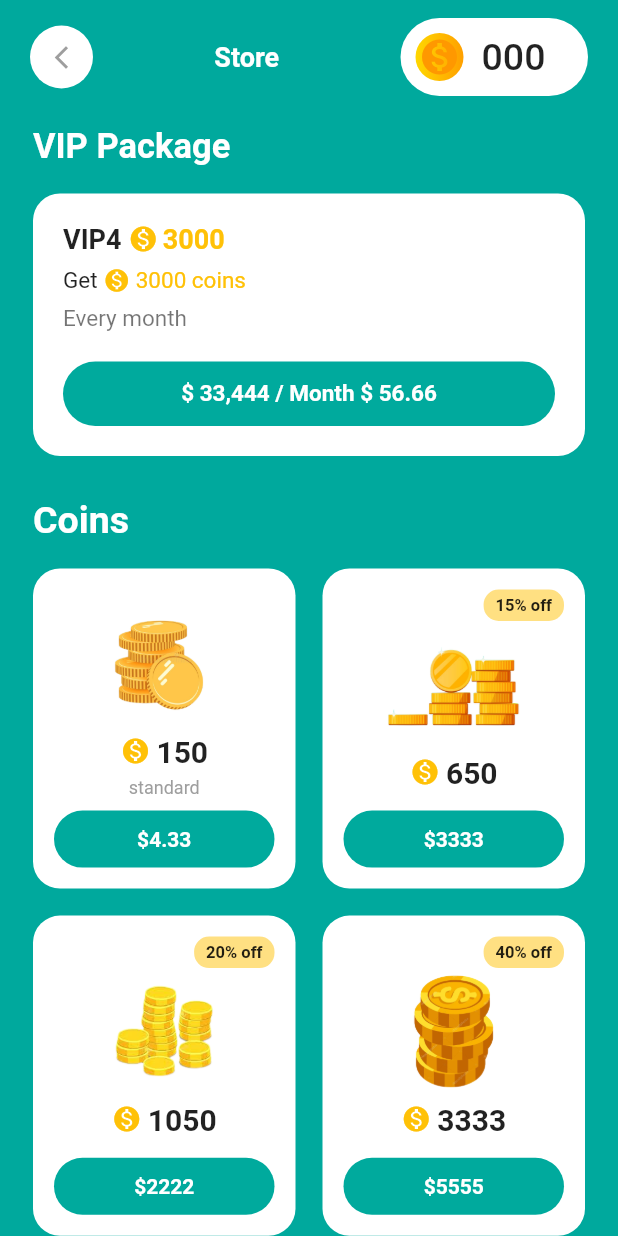
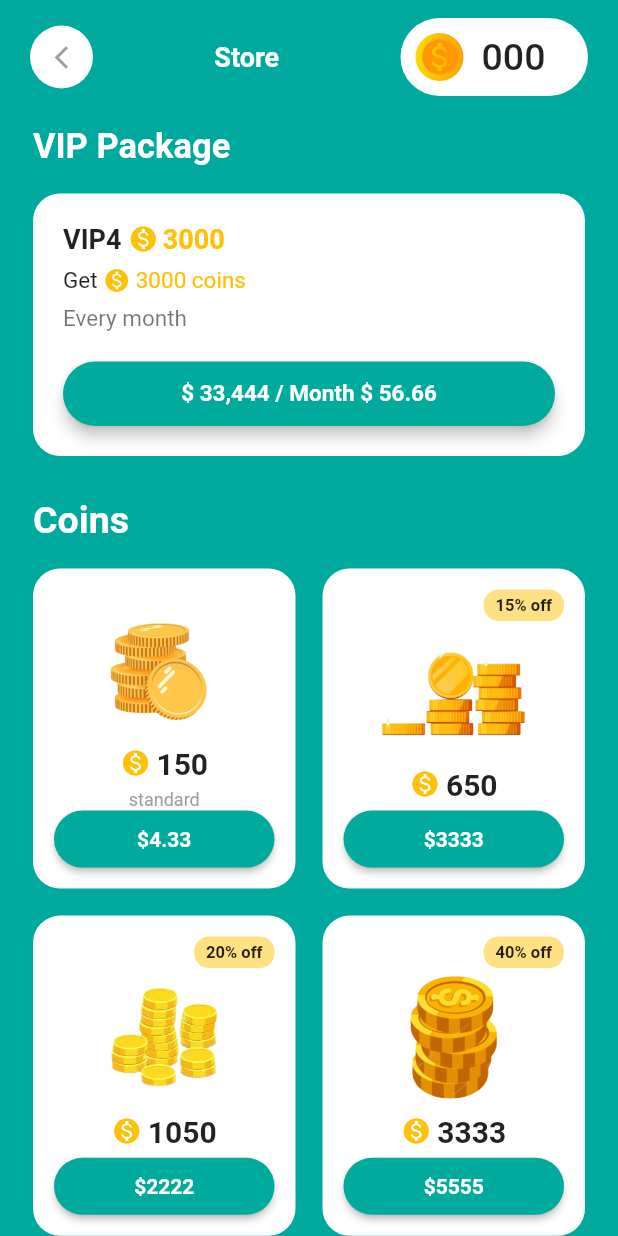
Before and after one commit to sanjaycp450-boop/FLUTTER-APPLICATION11, a Flutter app: the Sentgift screen opened directly, on a phone screen of 412 x 824 dp. Run offline on Flutter 3.47's test engine with Material 3 defaults, Android fonts, the phone set to English and light mode, and no system bars; our stand-ins replace flutter_slidable.

Commit message:
change in sent_gift page

```diff
--- a/lib/sent_gift.dart
+++ b/lib/sent_gift.dart
@@ -247,15 +247,21 @@
 
                           SizedBox(height: 20),
 
-                          Container(
+                          SizedBox(
                             width: double.infinity,
                             height: 43,
-                            decoration: BoxDecoration(
-                              color:  Color(0xff00aa9d),
-                              borderRadius: BorderRadius.circular(25),
-                            ),
-                            child:  Center(
-                              child: Text(
+                            child: ElevatedButton(
+                              onPressed: () {
+                                // Button action here
+                              },
+                              style: ElevatedButton.styleFrom(
+                                backgroundColor: const Color(0xff00aa9d),
+                                elevation: 4,
+                                shape: RoundedRectangleBorder(
+                                  borderRadius: BorderRadius.circular(25),
+                                ),
+                              ),
+                              child: const Text(
                                 '\$ 33,444 / Month \$ 56.66',
                                 style: TextStyle(
                                   color: Colors.white,
@@ -417,24 +423,24 @@
               ),
             ),
 
-           SizedBox(height: 8),
-
-          // Price button
-          Container(
+          SizedBox(
             width: double.infinity,
             height: 38,
-            decoration: BoxDecoration(
-              color:  Color(0xff00aa9d),
-              borderRadius: BorderRadius.circular(20),
-            ),
-            child: Center(
-              child: Text(
-                price,
-                style: TextStyle(
-                  color: Colors.white,
-                  fontWeight: FontWeight.bold,
+            child: ElevatedButton(
+              onPressed: () {
+                ScaffoldMessenger.of(
+                  context,
+                ).showSnackBar(SnackBar(content: Text('Selected: $price')));
+              },
+              style: ElevatedButton.styleFrom(
+                backgroundColor: Color(0xff00aa9d),
+                foregroundColor: Colors.white,
+                shape: RoundedRectangleBorder(
+                  borderRadius: BorderRadius.circular(20),
                 ),
+                elevation: 2,
               ),
+              child: Text(price, style: TextStyle(fontWeight: FontWeight.bold)),
             ),
           ),
         ],
```
